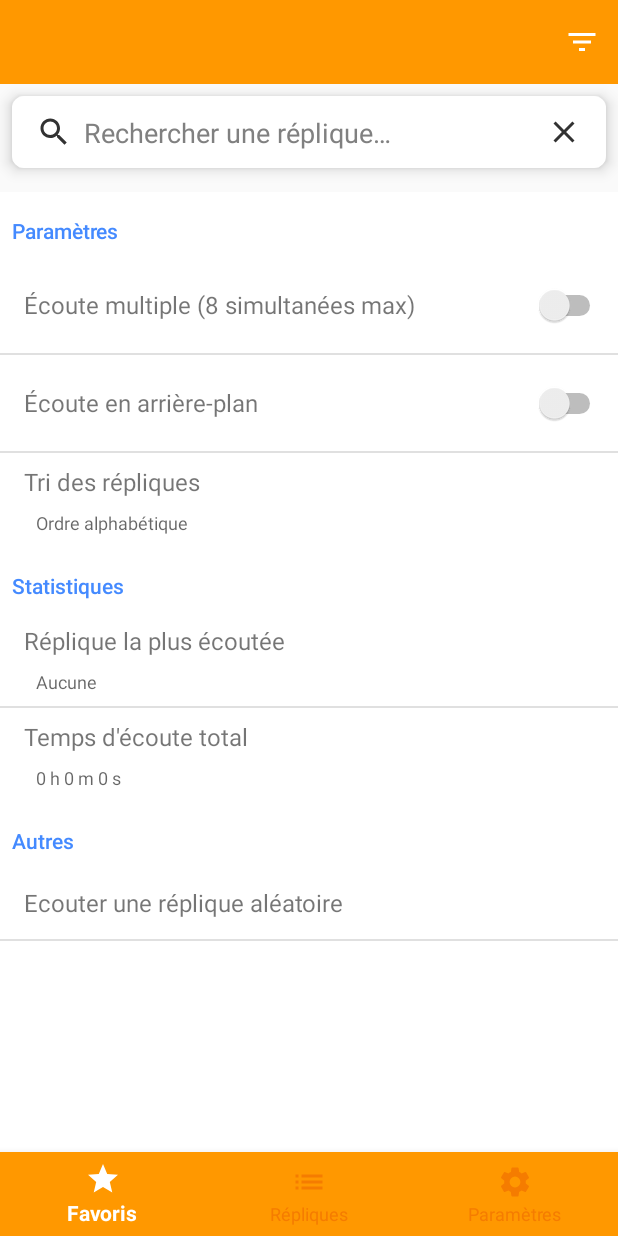
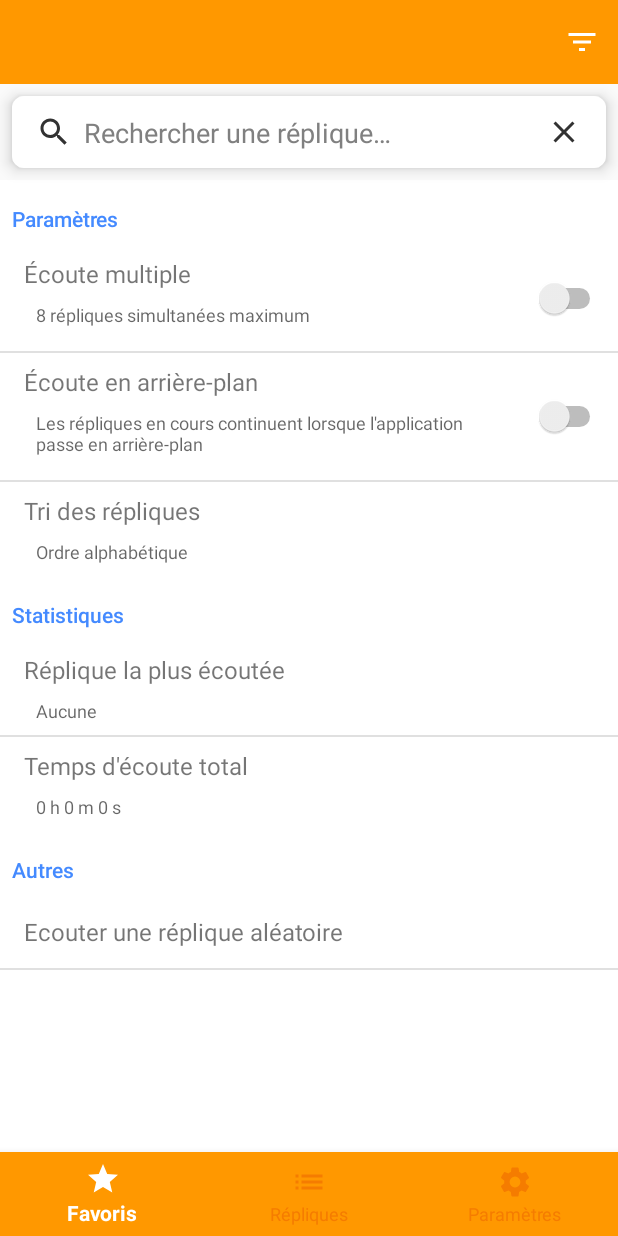
Before and after one commit to BenjaminLegrand/OSS-2-Soundboard, an Android app: the SettingsFragment screen opened through its navigation route, on a phone screen of 412 x 824 dp. Run offline under Robolectric (Android 15) with nearby library versions, the phone set to English and light mode, and no system bars; our stand-ins replace Dagger/Hilt's generated code, Room's generated code, RxJava, Timber, navigation-ui; 4 statements that could not run were skipped.

Commit message:
Finished filter indicator

```diff
--- a/app/src/main/java/fr/legrand/oss117soundboard/presentation/ui/main/MainActivity.kt
+++ b/app/src/main/java/fr/legrand/oss117soundboard/presentation/ui/main/MainActivity.kt
@@ -10,8 +10,6 @@ import android.view.inputmethod.EditorInfo
 import android.widget.TextView
 import androidx.lifecycle.ViewModelProviders
 import androidx.navigation.ui.setupWithNavController
-import androidx.transition.AutoTransition
-import androidx.transition.TransitionManager
 import fr.legrand.oss117soundboard.R
 import fr.legrand.oss117soundboard.data.entity.FilterType
 import fr.legrand.oss117soundboard.presentation.component.dialog.DialogComponent
@@ -71,10 +69,10 @@ class MainActivity : BaseVMActivity<MainViewModel>() {
         }
 
         replySharedViewModel.activeFiltersUpdated.observeSafe(this) {
-            TransitionManager.beginDelayedTransition(main_activity_root_layout, AutoTransition())
             if (it.isNotEmpty()) {
                 updateFilterIndicator(it)
             } else {
+                activity_main_filter_indicator_layout.removeAllViews()
                 activity_main_filter_group.hide()
             }
         }
@@ -232,7 +230,7 @@ class MainActivity : BaseVMActivity<MainViewModel>() {
 
     private fun updateFilterIndicator(filters: List<FilterType>) {
         val filterContent = mutableListOf<String>()
-        filters.forEach {
+        filters.sorted().forEach {
             when (it) {
                 FilterType.CHARACTERS -> {
                     val currentCharacterFilters =
--- a/app/src/main/java/fr/legrand/oss117soundboard/presentation/ui/reply/ui/ReplyListAdapter.kt
+++ b/app/src/main/java/fr/legrand/oss117soundboard/presentation/ui/reply/ui/ReplyListAdapter.kt
@@ -2,7 +2,8 @@ package fr.legrand.oss117soundboard.presentation.ui.reply.ui
 
 import android.view.LayoutInflater
 import android.view.ViewGroup
-import androidx.recyclerview.widget.RecyclerView
+import androidx.recyclerview.widget.DiffUtil
+import androidx.recyclerview.widget.ListAdapter
 import fr.legrand.oss117soundboard.R
 import fr.legrand.oss117soundboard.presentation.ui.base.BaseActivity
 import fr.legrand.oss117soundboard.presentation.ui.reply.item.ReplyViewData
@@ -12,7 +13,8 @@ import javax.inject.Inject
  * Created by Benjamin on 30/09/2017.
  */
 class ReplyListAdapter @Inject
-constructor(private val activity: BaseActivity) : RecyclerView.Adapter<ReplyListViewHolder>() {
+constructor(private val activity: BaseActivity) :
+    ListAdapter<ReplyViewData, ReplyListViewHolder>(diffUtilCallback) {
 
     private val replyList = mutableListOf<ReplyViewData>()
 
@@ -20,11 +22,12 @@ constructor(private val activity: BaseActivity) : RecyclerView.Adapter<ReplyList
     var onShareClickListener: (Int) -> (Unit) = {}
     var onRingtoneClickListener: (Int) -> (Unit) = {}
     var onFavoriteClickListener: (Int, Boolean) -> (Unit) = { _, _ -> }
-    private lateinit var parentViewGroup : ViewGroup
+    private lateinit var parentViewGroup: ViewGroup
 
     override fun onCreateViewHolder(parent: ViewGroup, viewType: Int): ReplyListViewHolder {
         parentViewGroup = parent
-        val resultView = LayoutInflater.from(activity).inflate(R.layout.reply_view_holder, parent, false)
+        val resultView =
+            LayoutInflater.from(activity).inflate(R.layout.reply_view_holder, parent, false)
         return ReplyListViewHolder(resultView, activity)
     }
 
@@ -46,7 +49,15 @@ constructor(private val activity: BaseActivity) : RecyclerView.Adapter<ReplyList
     fun setItems(replyList: List<ReplyViewData>) {
         this.replyList.clear()
         this.replyList.addAll(replyList)
-        notifyDataSetChanged()
+        submitList(replyList)
     }
 
 }
+
+private val diffUtilCallback = object : DiffUtil.ItemCallback<ReplyViewData>() {
+    override fun areItemsTheSame(oldItem: ReplyViewData, newItem: ReplyViewData): Boolean =
+        oldItem.getId() == newItem.getId()
+
+    override fun areContentsTheSame(oldItem: ReplyViewData, newItem: ReplyViewData): Boolean =
+        oldItem == newItem
+}
--- a/app/src/main/res/layout/activity_main.xml
+++ b/app/src/main/res/layout/activity_main.xml
@@ -4,6 +4,7 @@
     android:id="@+id/main_activity_root_layout"
     android:layout_width="match_parent"
     android:layout_height="match_parent"
+    android:animateLayoutChanges="true"
     android:background="@color/base_background_color">
 
     <androidx.appcompat.widget.Toolbar
@@ -62,24 +63,31 @@
         android:layout_marginBottom="@dimen/base_margin"
         android:background="@drawable/search_background"
         android:elevation="@dimen/search_area_elevation"
-        app:layout_constraintBottom_toTopOf="@id/filter_top_barrier"
+        app:layout_constraintBottom_toTopOf="@id/activity_main_filter_indicator_area"
         app:layout_constraintEnd_toEndOf="parent"
         app:layout_constraintStart_toStartOf="parent"
         app:layout_constraintTop_toBottomOf="@id/activity_main_toolbar" />
 
+    <androidx.constraintlayout.widget.ConstraintLayout
+        android:id="@+id/activity_main_filter_indicator_area"
+        android:layout_width="match_parent"
+        android:layout_height="wrap_content"
+        android:paddingBottom="@dimen/base_padding"
+        app:layout_constraintBottom_toTopOf="@id/fragment_container"
+        app:layout_constraintTop_toBottomOf="@id/activity_main_search_area">
 
         <ImageView
             android:id="@+id/activity_main_filter_indicator_icon"
-        android:layout_width="@dimen/filter_indicator_icon_size"
-        android:layout_height="0dp"
+            android:layout_width="0dp"
+            android:layout_height="@dimen/filter_indicator_icon_size"
             android:layout_marginStart="@dimen/filter_indicator_margin"
             android:src="@drawable/ic_filter"
             android:tint="@android:color/secondary_text_light"
-        app:layout_constraintBottom_toBottomOf="@id/activity_main_filter_indicator_layout"
+            app:layout_constraintBottom_toBottomOf="parent"
             app:layout_constraintDimensionRatio="1:1"
             app:layout_constraintEnd_toStartOf="@id/activity_main_filter_indicator_layout"
             app:layout_constraintStart_toStartOf="parent"
-        app:layout_constraintTop_toTopOf="@id/activity_main_filter_indicator_layout" />
+            app:layout_constraintTop_toTopOf="parent" />
 
         <LinearLayout
             android:id="@+id/activity_main_filter_indicator_layout"
@@ -88,11 +96,12 @@
             android:layout_marginStart="@dimen/base_margin"
             android:layout_marginEnd="@dimen/filter_indicator_margin"
             android:orientation="vertical"
-        app:layout_constraintBottom_toTopOf="@id/main_activity_header_shadow"
+            app:layout_constraintBottom_toBottomOf="parent"
             app:layout_constraintEnd_toEndOf="parent"
             app:layout_constraintStart_toEndOf="@id/activity_main_filter_indicator_icon"
-        app:layout_constraintTop_toBottomOf="@id/activity_main_search_area" />
+            app:layout_constraintTop_toTopOf="parent" />
 
+    </androidx.constraintlayout.widget.ConstraintLayout>
 
     <fragment
         android:id="@+id/fragment_container"
@@ -103,7 +112,7 @@
         app:layout_constraintBottom_toTopOf="@id/main_activity_bottom_view"
         app:layout_constraintEnd_toEndOf="parent"
         app:layout_constraintStart_toStartOf="parent"
-        app:layout_constraintTop_toBottomOf="@id/filter_bottom_barrier"
+        app:layout_constraintTop_toBottomOf="@id/activity_main_filter_indicator_area"
         app:navGraph="@navigation/main_activity_graph" />
 
     <View
@@ -111,7 +120,7 @@
         android:layout_width="match_parent"
         android:layout_height="@dimen/main_activity_header_shadow_height"
         android:background="@drawable/header_shadow"
-        app:layout_constraintTop_toBottomOf="@id/filter_bottom_barrier" />
+        app:layout_constraintTop_toBottomOf="@id/activity_main_filter_indicator_area" />
 
     <com.google.android.material.floatingactionbutton.FloatingActionButton
         android:id="@+id/main_activity_fab_stop_listen"
@@ -135,20 +144,6 @@
         app:layout_constraintTop_toBottomOf="@id/fragment_container"
         app:menu="@menu/bottom_navigation_items" />
 
-    <androidx.constraintlayout.widget.Barrier
-        android:id="@+id/filter_bottom_barrier"
-        android:layout_width="wrap_content"
-        android:layout_height="wrap_content"
-        app:barrierDirection="bottom"
-        app:constraint_referenced_ids="activity_main_filter_indicator_layout,activity_main_filter_indicator_icon" />
-
-    <androidx.constraintlayout.widget.Barrier
-        android:id="@+id/filter_top_barrier"
-        android:layout_width="wrap_content"
-        android:layout_height="wrap_content"
-        app:barrierDirection="top"
-        app:constraint_referenced_ids="activity_main_filter_indicator_layout,activity_main_filter_indicator_icon" />
-
     <androidx.constraintlayout.widget.Group
         android:id="@+id/activity_main_search_group"
         android:layout_width="wrap_content"
@@ -160,5 +155,5 @@
         android:layout_width="wrap_content"
         android:layout_height="wrap_content"
         android:visibility="gone"
-        app:constraint_referenced_ids="activity_main_filter_indicator_layout,activity_main_filter_indicator_icon,main_activity_header_shadow" />
+        app:constraint_referenced_ids="activity_main_filter_indicator_area,main_activity_header_shadow" />
 </androidx.constraintlayout.widget.ConstraintLayout>
--- a/app/src/main/res/layout/fragment_settings.xml
+++ b/app/src/main/res/layout/fragment_settings.xml
@@ -29,25 +29,40 @@
             <TextView
                 android:id="@+id/fragment_settings_multi_listen_title"
                 android:layout_width="0dp"
-                android:layout_height="@dimen/settings_min_clickable_height"
+                android:layout_height="wrap_content"
                 android:layout_marginTop="@dimen/base_margin"
                 android:gravity="center_vertical"
                 android:paddingStart="@dimen/setting_title_padding"
                 android:paddingEnd="@dimen/setting_title_padding"
                 android:text="@string/multi_listen"
                 android:textSize="@dimen/setting_title_text_size"
-                app:layout_constraintBottom_toTopOf="@id/fragment_settings_multi_listen_separator"
+                app:layout_constraintBottom_toTopOf="@id/fragment_settings_multi_listen_summary"
                 app:layout_constraintEnd_toStartOf="@id/fragment_settings_multi_listen_switch"
                 app:layout_constraintStart_toStartOf="parent"
                 app:layout_constraintTop_toBottomOf="@id/fragment_settings_settings_label" />
 
+            <TextView
+                android:id="@+id/fragment_settings_multi_listen_summary"
+                android:layout_width="0dp"
+                android:layout_height="wrap_content"
+                android:layout_marginStart="@dimen/setting_data_margin"
+                android:layout_marginEnd="@dimen/setting_data_margin"
+                android:gravity="start"
+                android:paddingTop="@dimen/base_padding"
+                android:paddingBottom="@dimen/base_padding"
+                android:text="@string/multi_listen_summary"
+                android:textAppearance="@style/TextAppearance.AppCompat.Caption"
+                app:layout_constraintBottom_toTopOf="@id/fragment_settings_multi_listen_separator"
+                app:layout_constraintEnd_toStartOf="@id/fragment_settings_multi_listen_switch"
+                app:layout_constraintStart_toStartOf="parent"
+                app:layout_constraintTop_toBottomOf="@id/fragment_settings_multi_listen_title" />
 
             <Switch
                 android:id="@+id/fragment_settings_multi_listen_switch"
                 android:layout_width="wrap_content"
                 android:layout_height="wrap_content"
                 android:layout_marginEnd="@dimen/base_margin"
-                app:layout_constraintBottom_toBottomOf="@id/fragment_settings_multi_listen_title"
+                app:layout_constraintBottom_toBottomOf="@id/fragment_settings_multi_listen_summary"
                 app:layout_constraintEnd_toEndOf="parent"
                 app:layout_constraintStart_toEndOf="@id/fragment_settings_multi_listen_title"
                 app:layout_constraintTop_toTopOf="@id/fragment_settings_multi_listen_title" />
@@ -58,22 +73,38 @@
                 android:layout_height="@dimen/base_separator_height"
                 android:layout_marginTop="@dimen/base_margin"
                 android:background="@color/base_separator_color"
-                app:layout_constraintTop_toBottomOf="@id/fragment_settings_multi_listen_title" />
+                app:layout_constraintTop_toBottomOf="@id/fragment_settings_multi_listen_summary" />
 
             <TextView
                 android:id="@+id/fragment_settings_background_listen_title"
                 android:layout_width="0dp"
-                android:layout_height="@dimen/settings_min_clickable_height"
+                android:layout_height="wrap_content"
                 android:layout_marginTop="@dimen/base_margin"
                 android:gravity="center_vertical"
                 android:paddingStart="@dimen/setting_title_padding"
                 android:paddingEnd="@dimen/setting_title_padding"
                 android:text="@string/background_listen"
                 android:textSize="@dimen/setting_title_text_size"
+                app:layout_constraintBottom_toTopOf="@id/fragment_settings_background_listen_summary"
+                app:layout_constraintEnd_toStartOf="@id/fragment_settings_background_listen_switch"
+                app:layout_constraintStart_toStartOf="parent"
+                app:layout_constraintTop_toBottomOf="@id/fragment_settings_multi_listen_separator" />
+
+            <TextView
+                android:id="@+id/fragment_settings_background_listen_summary"
+                android:layout_width="0dp"
+                android:layout_height="wrap_content"
+                android:layout_marginStart="@dimen/setting_data_margin"
+                android:layout_marginEnd="@dimen/setting_data_margin"
+                android:gravity="start"
+                android:paddingTop="@dimen/base_padding"
+                android:paddingBottom="@dimen/base_padding"
+                android:text="@string/background_listen_summary"
+                android:textAppearance="@style/TextAppearance.AppCompat.Caption"
                 app:layout_constraintBottom_toTopOf="@id/fragment_settings_background_listen_separator"
                 app:layout_constraintEnd_toStartOf="@id/fragment_settings_background_listen_switch"
                 app:layout_constraintStart_toStartOf="parent"
-                app:layout_constraintTop_toBottomOf="@id/fragment_settings_multi_listen_separator" />
+                app:layout_constraintTop_toBottomOf="@id/fragment_settings_background_listen_title" />
 
 
             <Switch
@@ -81,7 +112,7 @@
                 android:layout_width="wrap_content"
                 android:layout_height="wrap_content"
                 android:layout_marginEnd="@dimen/base_margin"
-                app:layout_constraintBottom_toBottomOf="@id/fragment_settings_background_listen_title"
+                app:layout_constraintBottom_toBottomOf="@id/fragment_settings_background_listen_summary"
                 app:layout_constraintEnd_toEndOf="parent"
                 app:layout_constraintStart_toEndOf="@id/fragment_settings_background_listen_title"
                 app:layout_constraintTop_toTopOf="@id/fragment_settings_background_listen_title" />
@@ -92,7 +123,7 @@
                 android:layout_height="@dimen/base_separator_height"
                 android:layout_marginTop="@dimen/base_margin"
                 android:background="@color/base_separator_color"
-                app:layout_constraintTop_toBottomOf="@id/fragment_settings_background_listen_title" />
+                app:layout_constraintTop_toBottomOf="@id/fragment_settings_background_listen_summary" />
 
             <View
                 android:id="@+id/fragment_settings_reply_sort_area"
--- a/app/src/main/res/values/strings.xml
+++ b/app/src/main/res/values/strings.xml
@@ -8,7 +8,8 @@
     <string name="favorite_list_title">Favoris</string>
     <string name="reply_list_title">Répliques</string>
     <string name="delete">Retirer</string>
-    <string name="multi_listen">Écoute multiple (8 simultanées max)</string>
+    <string name="multi_listen">Écoute multiple</string>
+    <string name="multi_listen_summary">8 répliques simultanées maximum</string>
     <string name="settings_title">Paramètres</string>
     <string name="easter_egg_url">https://duckduckgo.com/?q=oss+117+3&amp;kad=fr_FR</string>
     <string name="most_listened_reply">Réplique la plus écoutée</string>
@@ -33,6 +34,7 @@
     <string name="ringtone">Utiliser comme sonnerie</string>
     <string name="share_title">Partager avec…</string>
     <string name="background_listen">Écoute en arrière-plan</string>
+    <string name="background_listen_summary">Les répliques en cours continuent lorsque l\'application passe en arrière-plan</string>
     <plurals name="background_listen_notif_content">
         <item quantity="one">%d réplique en cours</item>
         <item quantity="other">%d répliques en cours</item>
```
Lines whose indentation alone changed are shown as unchanged.
